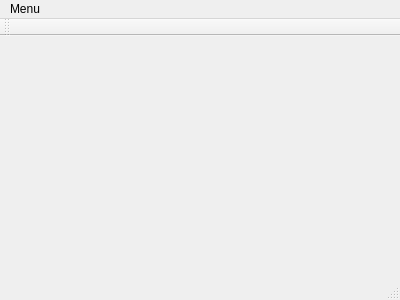
ykhuang3314/Qt, file EMG_GUI/mainwindow.ui: the form before one commit.
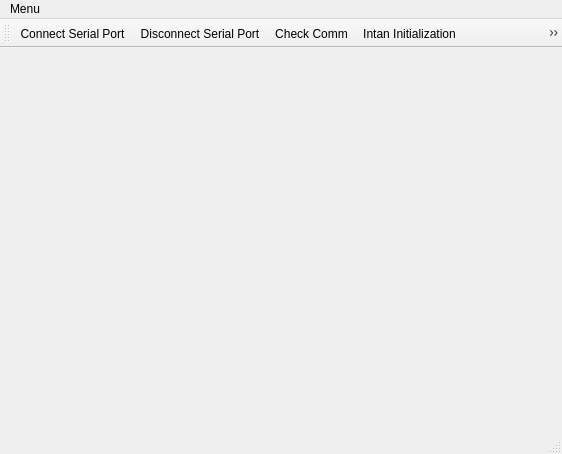
The form after the commit. Icons and pictures are not drawn.

Patch:
```diff
--- a/EMG_GUI/mainwindow.ui
+++ b/EMG_GUI/mainwindow.ui
@@ -6,8 +6,8 @@
    <rect>
     <x>0</x>
     <y>0</y>
-    <width>400</width>
-    <height>300</height>
+    <width>562</width>
+    <height>454</height>
    </rect>
   </property>
   <property name="windowTitle">
@@ -19,7 +19,7 @@
     <rect>
      <x>0</x>
      <y>0</y>
-     <width>400</width>
+     <width>562</width>
      <height>22</height>
     </rect>
    </property>
@@ -39,6 +39,19 @@
    <attribute name="toolBarBreak">
     <bool>false</bool>
    </attribute>
+   <addaction name="actionConnect_Serial_Port"/>
+   <addaction name="actionDisconnect_Serial_Port"/>
+   <addaction name="actionCheck_Comm"/>
+   <addaction name="actionIntan_Initialization"/>
+   <addaction name="actionErase_Memory"/>
+   <addaction name="separator"/>
+   <addaction name="actionRun"/>
+   <addaction name="actionPause"/>
+   <addaction name="actionPlot"/>
+   <addaction name="actionSave_Data"/>
+   <addaction name="actionClear_Plot"/>
+   <addaction name="separator"/>
+   <addaction name="actionExit"/>
   </widget>
   <widget class="QStatusBar" name="statusBar"/>
   <action name="actionConnect_Serial_Port">
@@ -51,6 +64,87 @@
     <string>Disconnect Serial Port</string>
    </property>
   </action>
+  <action name="actionCheck_Comm">
+   <property name="icon">
+    <iconset resource="resource.qrc">
+     <normaloff>:/rec/image/check_icon.png</normaloff>:/rec/image/check_icon.png</iconset>
+   </property>
+   <property name="text">
+    <string>Check Comm</string>
+   </property>
+  </action>
+  <action name="actionRun">
+   <property name="icon">
+    <iconset resource="resource.qrc">
+     <normaloff>:/rec/image/run_icon.png</normaloff>:/rec/image/run_icon.png</iconset>
+   </property>
+   <property name="text">
+    <string>Run</string>
+   </property>
+  </action>
+  <action name="actionPause">
+   <property name="icon">
+    <iconset resource="resource.qrc">
+     <normaloff>:/rec/image/pause_icon.png</normaloff>:/rec/image/pause_icon.png</iconset>
+   </property>
+   <property name="text">
+    <string>Pause</string>
+   </property>
+  </action>
+  <action name="actionIntan_Initialization">
+   <property name="icon">
+    <iconset resource="resource.qrc">
+     <normaloff>:/rec/image/initialize_icon.png</normaloff>:/rec/image/initialize_icon.png</iconset>
+   </property>
+   <property name="text">
+    <string>Intan Initialization</string>
+   </property>
+  </action>
+  <action name="actionErase_Memory">
+   <property name="icon">
+    <iconset resource="resource.qrc">
+     <normaloff>:/rec/image/earse_icon.png</normaloff>:/rec/image/earse_icon.png</iconset>
+   </property>
+   <property name="text">
+    <string>Erase Memory</string>
+   </property>
+  </action>
+  <action name="actionPlot">
+   <property name="icon">
+    <iconset resource="resource.qrc">
+     <normaloff>:/rec/image/plot.png</normaloff>:/rec/image/plot.png</iconset>
+   </property>
+   <property name="text">
+    <string>Plot</string>
+   </property>
+  </action>
+  <action name="actionSave_Data">
+   <property name="icon">
+    <iconset resource="resource.qrc">
+     <normaloff>:/rec/image/save_icon.png</normaloff>:/rec/image/save_icon.png</iconset>
+   </property>
+   <property name="text">
+    <string>Save Data</string>
+   </property>
+  </action>
+  <action name="actionClear_Plot">
+   <property name="icon">
+    <iconset resource="resource.qrc">
+     <normaloff>:/rec/image/clear_icon.png</normaloff>:/rec/image/clear_icon.png</iconset>
+   </property>
+   <property name="text">
+    <string>Clear Plot</string>
+   </property>
+  </action>
+  <action name="actionExit">
+   <property name="icon">
+    <iconset resource="resource.qrc">
+     <normaloff>:/rec/image/exit_icon.png</normaloff>:/rec/image/exit_icon.png</iconset>
+   </property>
+   <property name="text">
+    <string>Exit</string>
+   </property>
+  </action>
  </widget>
  <layoutdefault spacing="6" margin="11"/>
  <resources/>
```
Left out of the diff: 22 changed lines with no effect on the pictures.
